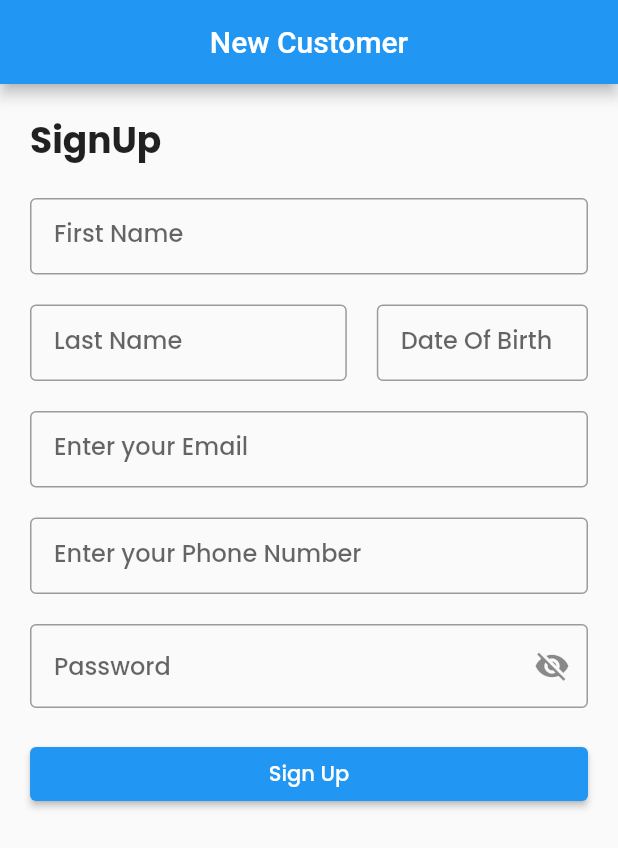
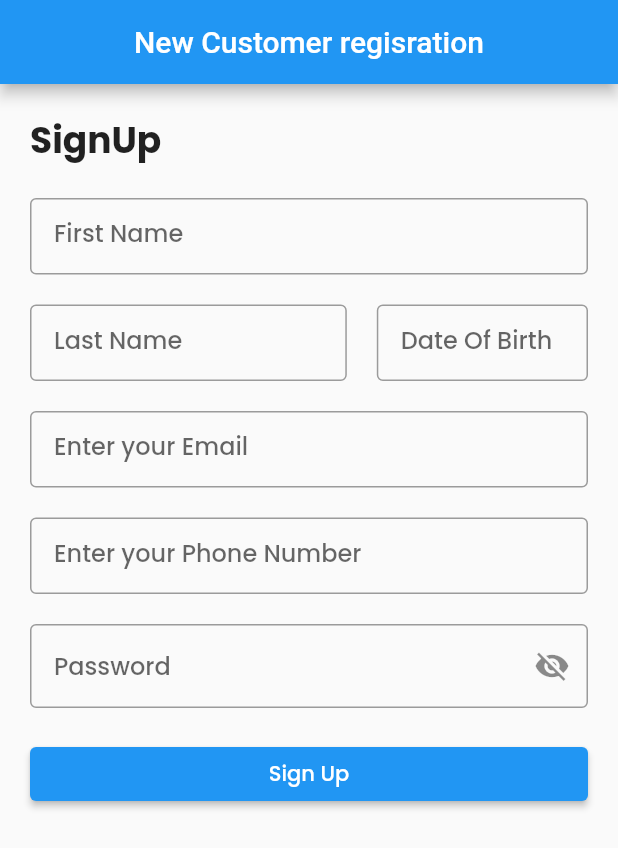
Before and after one commit to ksoe-codes/local-foodie, a Flutter app: the screen it shows after launch, after a tap on "Signup", on a phone screen of 412 x 824 dp. Shown: the top 848 px of the screen. Run offline on Flutter 3.47's test engine with Material 2 defaults, Android fonts, the phone set to English and light mode, and no system bars; our stand-ins replace firebase_core, google_fonts, sqflite; accounts and stored records are empty.

Commit message:
Jenkins init

```diff
--- a/lib/signup.dart
+++ b/lib/signup.dart
@@ -49,7 +49,7 @@ class _SignupScreenState extends State<SignupScreen> {
       debugShowCheckedModeBanner: false,
       home: Scaffold(
         appBar: AppBar(
-          title: const Text('New Customer'),
+          title: const Text('New Customer regisration'),
           centerTitle: true,
         ),
         body: Padding(
```
